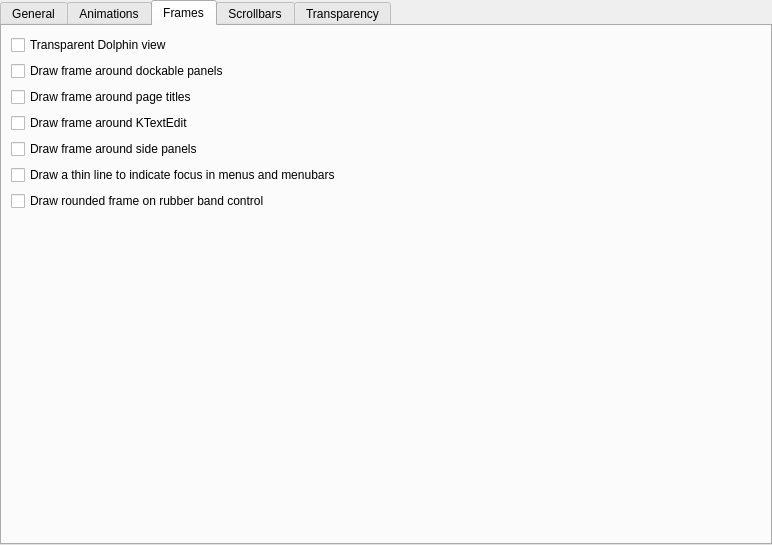
taj-ny/Darkly, file kstyle/config/ui/darklystyleconfig.ui: the form before one commit.
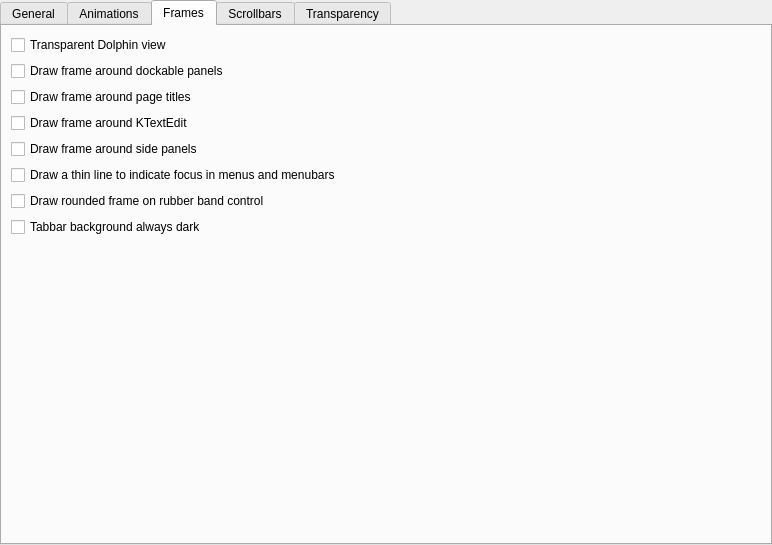
The form after the commit. The open tabs and pages were chosen to show the change.

The edit to the form file:
```diff
--- a/kstyle/config/ui/darklystyleconfig.ui
+++ b/kstyle/config/ui/darklystyleconfig.ui
@@ -491,6 +491,13 @@
          </property>
         </widget>
        </item>
+       <item>
+        <widget class="QCheckBox" name="_adjustToDarkThemes">
+         <property name="text">
+          <string>Tabbar background always dark</string>
+         </property>
+        </widget>
+       </item>
        <item>
         <spacer name="verticalSpacer_3">
          <property name="orientation">
```
Left out of the diff: 2 changed lines with no effect on the pictures.
